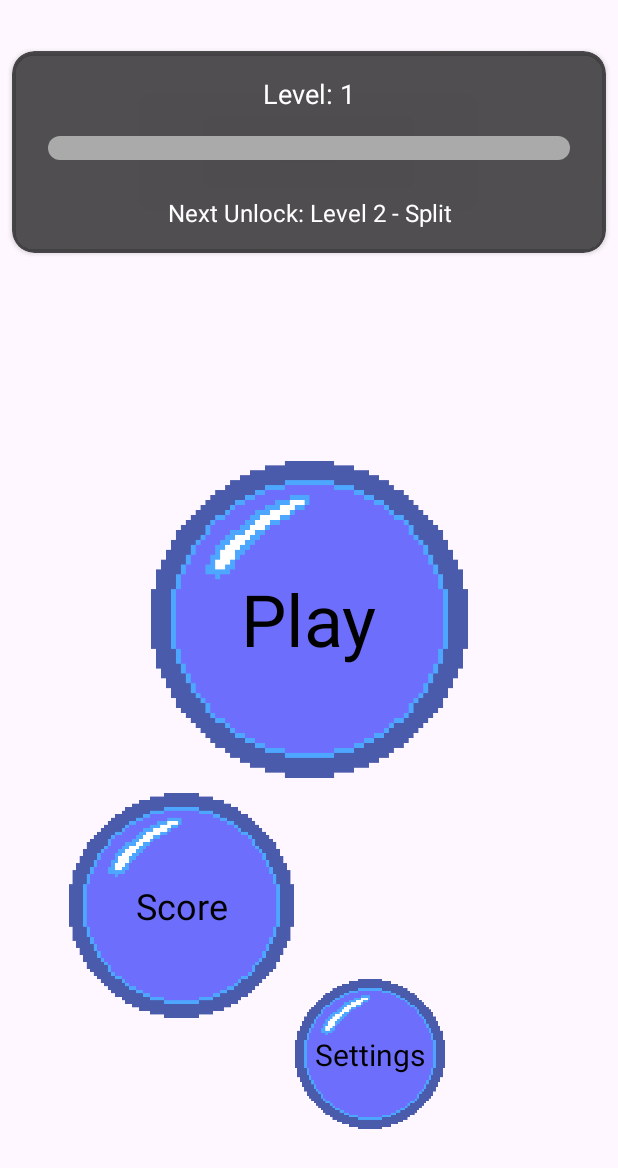
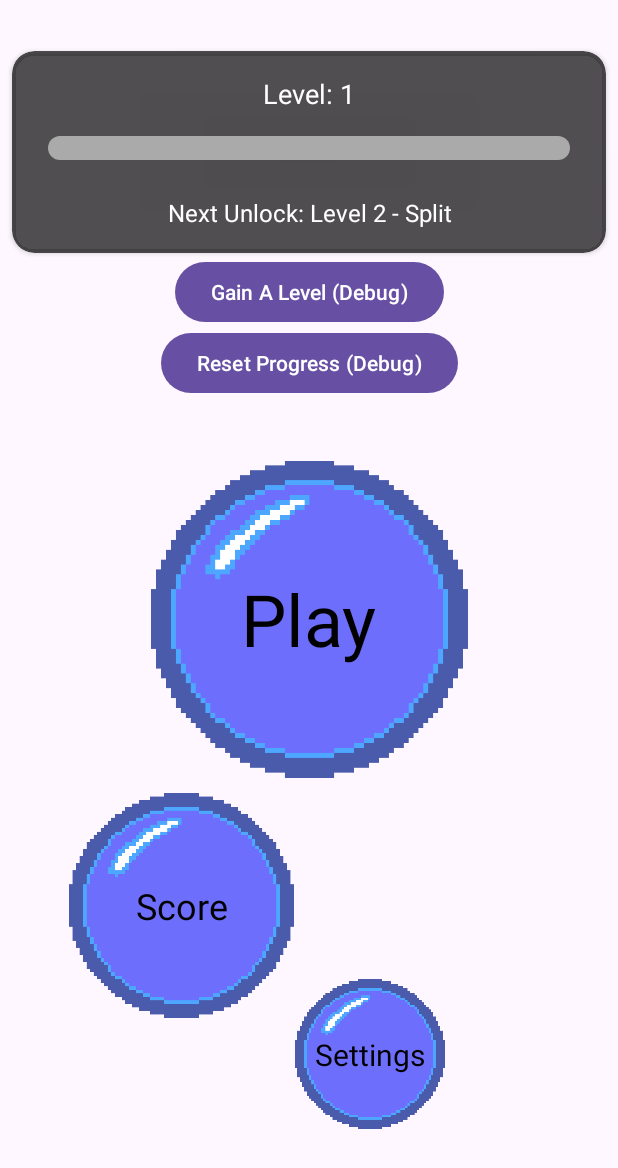
Before and after one commit to asurazero/bubblepop, an Android app: the screen it shows after launch (MainActivity), on a phone screen of 412 x 824 dp. Shown: the top 1168 px of the screen. Run offline under Robolectric (Android 15) with nearby library versions, the light colour scheme and no system bars; our stand-ins replace AdMob; 6 statements that could not run were skipped.

Commit message:
added debug button, gain level manually

```diff
--- a/app/build.gradle.kts
+++ b/app/build.gradle.kts
@@ -13,8 +13,8 @@ android {
         applicationId = "com.game.bubblepop"
         minSdk = 24
         targetSdk = 35
-        versionCode = 24
-        versionName = "3.3"
+        versionCode = 26
+        versionName = "3.5"
 
         testInstrumentationRunner = "androidx.test.runner.AndroidJUnitRunner"
     }
--- a/app/src/main/java/com/game/bubblepop/MainActivity.kt
+++ b/app/src/main/java/com/game/bubblepop/MainActivity.kt
@@ -44,7 +44,7 @@ import java.io.Serializable
 class MainActivity : AppCompatActivity(), ScoreListener {
     // GameModeStates object to hold game mode states
     object GameModeStates {
-        var debugMode = false
+        var debugMode = true
         var isChaosModeActive = false
         var isSplitModeActive = false
         var isPowerUpModeActive = false
@@ -137,6 +137,7 @@ class MainActivity : AppCompatActivity(), ScoreListener {
         val settingsButton = findViewById<ImageView>(R.id.settingsbutton)
         val scoreDisplayText = findViewById<TextView>(R.id.textViewscoredisp)
         val startButton = findViewById<ImageView>(R.id.startbutton)
+        val gainLevelButton = findViewById<Button>(R.id.gainlevelbutton)
         // For testing purposes, you can enable debug settings to force a consent dialog
         if (GameModeStates.debugMode) {
         val debugSettings = ConsentDebugSettings.Builder(this)
@@ -196,7 +197,12 @@ class MainActivity : AppCompatActivity(), ScoreListener {
             resetProgressButton.setOnClickListener {
                 resetGameProgress()
             }
-        } else resetProgressButton.visibility = View.GONE
+            gainLevelButton.setOnClickListener {
+                manualLevelGain()
+            }
+        } else {
+            gainLevelButton.visibility = View.GONE
+            resetProgressButton.visibility = View.GONE}
 
         // SoundPool for playing sound effects
         val audioAttributes = AudioAttributes.Builder()
@@ -389,7 +395,7 @@ class MainActivity : AppCompatActivity(), ScoreListener {
 
         isLoadingAd = true
         val adRequest = AdRequest.Builder().build()
-        val adUnitId = getString(R.string.interstitial_id)
+        val adUnitId = getString(R.string.inter_test)
         InterstitialAd.load(
             this, // Assuming this code is within an Activity or Fragment
             adUnitId.toString(),
@@ -747,7 +753,32 @@ class MainActivity : AppCompatActivity(), ScoreListener {
         val availableMutators = GameModeStates.getAvailableMutators(currentLevel, levelUpThresholds)
         Log.d("MainActivity", "updateLevelUI - Current Level: $currentLevel, Available Mutators: $availableMutators")
     }
+    private fun manualLevelGain(){
+        // Award enough XP to reach the next level
+        // We want to simulate gaining XP to hit the *next* level's threshold.
+        // If currentLevel is 1, next threshold is for level 2.
+        // So, we add the XP needed to reach the threshold for the currentLevel + 1.
+        val xpNeededForNextLevel = getXpThresholdForLevel(currentLevel + 1)
+        totalXP = xpNeededForNextLevel
+        currentXP = 0 // Reset current XP as we're now at the start of a new level's progress
 
+        // Recalculate the current level based on the new totalXP
+        currentLevel = calculateLevel(totalXP)
+
+        // No need to set previousLevel explicitly for this, as animateLevelProgress handles it.
+        // The previousLevel variable isn't directly used for logic in animateLevelProgress
+        // beyond indicating the starting point for the animation.
+
+        // Save the updated progress
+        saveGameProgress()
+
+        // Update the UI to reflect the new level and XP
+        updateLevelUI()
+
+        // You might also want to play a level-up sound or show a celebratory message here.
+        // For example:
+        // soundPool?.play(levelUpSoundId, 1f, 1f, 0, 0, 1f)
+    }
     private fun resetGameProgress() {
         Log.d("MainActivity", "Resetting game progress")
         totalXP = 0
--- a/app/src/main/res/layout/activity_main.xml
+++ b/app/src/main/res/layout/activity_main.xml
@@ -76,6 +76,20 @@
                     app:layout_constraintTop_toBottomOf="@+id/xpProgressBar" />
             </androidx.constraintlayout.widget.ConstraintLayout>
         </androidx.cardview.widget.CardView>
+
+        <Button
+            android:id="@+id/gainlevelbutton"
+            android:layout_width="wrap_content"
+            android:layout_height="wrap_content"
+            android:layout_marginTop="124dp"
+            android:layout_marginBottom="559dp"
+            android:text="Gain A Level (Debug)"
+            android:visibility="visible"
+            app:layout_constraintBottom_toBottomOf="parent"
+            app:layout_constraintEnd_toEndOf="parent"
+            app:layout_constraintHorizontal_bias="0.5"
+            app:layout_constraintStart_toStartOf="parent"
+            app:layout_constraintTop_toTopOf="parent" />
     </androidx.constraintlayout.widget.ConstraintLayout>
 
     <androidx.constraintlayout.widget.ConstraintLayout
```
